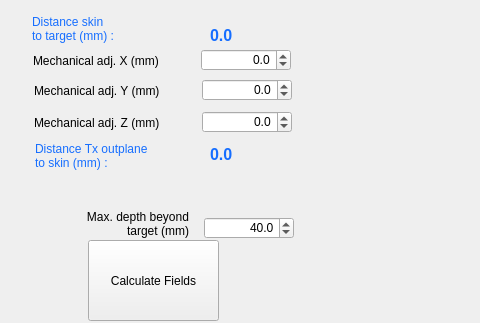
The window that BabelBrain/Babel_SingleTx/form.ui (ProteusMRIgHIFU/BabelBrain) describes before a commit, drawn with Qt 5; both pictures show x 0 to 480 and y 150 to 473 of the 1226 by 473 pixel window.
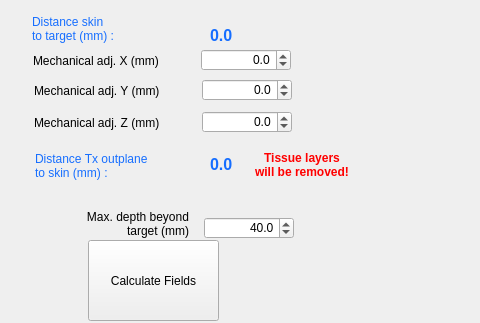
The same window after the commit.

```diff
--- a/BabelBrain/Babel_SingleTx/form.ui
+++ b/BabelBrain/Babel_SingleTx/form.ui
@@ -339,7 +339,7 @@
    <property name="geometry">
     <rect>
      <x>210</x>
-     <y>289</y>
+     <y>299</y>
      <width>76</width>
      <height>31</height>
     </rect>
@@ -361,7 +361,7 @@
    <property name="geometry">
     <rect>
      <x>35</x>
-     <y>290</y>
+     <y>300</y>
      <width>150</width>
      <height>31</height>
     </rect>
@@ -438,6 +438,31 @@
     <string>Show water-only</string>
    </property>
   </widget>
+  <widget class="QLabel" name="LabelTissueRemoved">
+   <property name="geometry">
+    <rect>
+     <x>250</x>
+     <y>300</y>
+     <width>104</width>
+     <height>30</height>
+    </rect>
+   </property>
+   <property name="font">
+    <font>
+     <bold>true</bold>
+    </font>
+   </property>
+   <property name="styleSheet">
+    <string notr="true">color: red</string>
+   </property>
+   <property name="text">
+    <string>Tissue layers
+will be removed!</string>
+   </property>
+   <property name="alignment">
+    <set>Qt::AlignCenter</set>
+   </property>
+  </widget>
  </widget>
  <resources/>
  <connections/>
```
